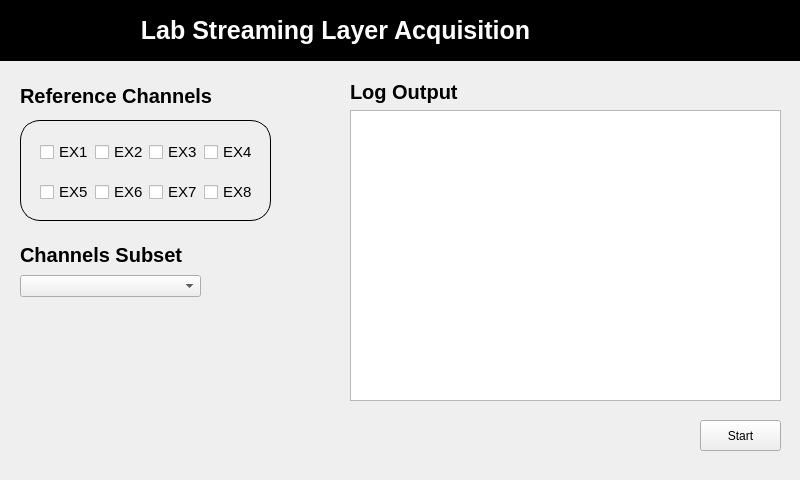
This is BionSemi_Acquisition/BioSemi_Acquisition.ui in CogniX-UP/COGNIX-Framework as Qt 5 draws it before an edit. The edited form follows.
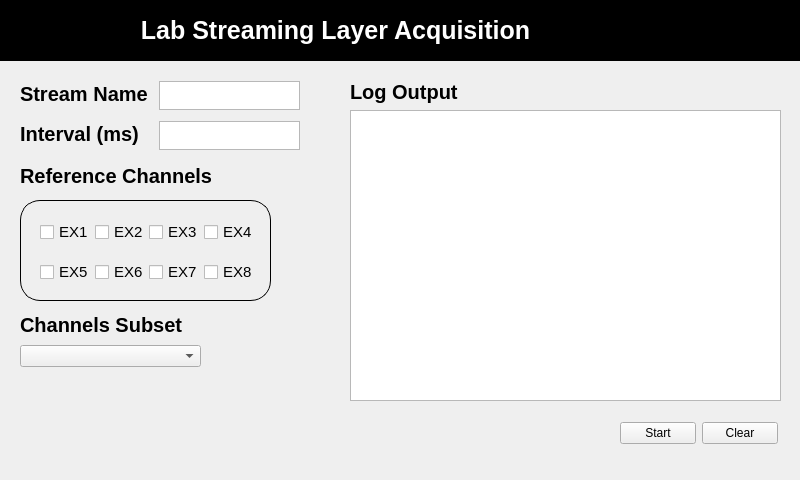
This is the edited form. Icons and pictures are not drawn.

Patch:
```diff
--- a/BionSemi_Acquisition/BioSemi_Acquisition.ui
+++ b/BionSemi_Acquisition/BioSemi_Acquisition.ui
@@ -130,7 +130,7 @@
     <property name="geometry">
      <rect>
       <x>20</x>
-      <y>80</y>
+      <y>160</y>
       <width>191</width>
       <height>31</height>
      </rect>
@@ -149,7 +149,7 @@
     <property name="geometry">
      <rect>
       <x>20</x>
-      <y>120</y>
+      <y>200</y>
       <width>251</width>
       <height>101</height>
      </rect>
@@ -323,24 +323,11 @@
      </layout>
     </widget>
    </widget>
-   <widget class="QPushButton" name="startStreamButton">
-    <property name="geometry">
-     <rect>
-      <x>700</x>
-      <y>420</y>
-      <width>81</width>
-      <height>31</height>
-     </rect>
-    </property>
-    <property name="text">
-     <string>Start</string>
-    </property>
-   </widget>
    <widget class="QWidget" name="layoutWidget">
     <property name="geometry">
      <rect>
       <x>20</x>
-      <y>240</y>
+      <y>310</y>
       <width>181</width>
       <height>57</height>
      </rect>
@@ -438,6 +425,100 @@
      </item>
     </layout>
    </widget>
+   <widget class="QWidget" name="layoutWidget">
+    <property name="geometry">
+     <rect>
+      <x>620</x>
+      <y>420</y>
+      <width>158</width>
+      <height>26</height>
+     </rect>
+    </property>
+    <layout class="QHBoxLayout" name="horizontalLayout">
+     <item>
+      <widget class="QPushButton" name="startStreamButton">
+       <property name="text">
+        <string>Start</string>
+       </property>
+      </widget>
+     </item>
+     <item>
+      <widget class="QPushButton" name="clearButton">
+       <property name="text">
+        <string>Clear</string>
+       </property>
+      </widget>
+     </item>
+    </layout>
+   </widget>
+   <widget class="QTextEdit" name="streamNameEdit">
+    <property name="geometry">
+     <rect>
+      <x>159</x>
+      <y>81</y>
+      <width>141</width>
+      <height>29</height>
+     </rect>
+    </property>
+    <property name="html">
+     <string>&lt;!DOCTYPE HTML PUBLIC &quot;-//W3C//DTD HTML 4.0//EN&quot; &quot;http://www.w3.org/TR/REC-html40/strict.dtd&quot;&gt;
+&lt;html&gt;&lt;head&gt;&lt;meta name=&quot;qrichtext&quot; content=&quot;1&quot; /&gt;&lt;meta charset=&quot;utf-8&quot; /&gt;&lt;style type=&quot;text/css&quot;&gt;
+p, li { white-space: pre-wrap; }
+hr { height: 1px; border-width: 0; }
+li.unchecked::marker { content: &quot;\2610&quot;; }
+li.checked::marker { content: &quot;\2612&quot;; }
+&lt;/style&gt;&lt;/head&gt;&lt;body style=&quot; font-family:'Segoe UI'; font-size:9pt; font-weight:400; font-style:normal;&quot;&gt;
+&lt;p style=&quot;-qt-paragraph-type:empty; margin-top:0px; margin-bottom:0px; margin-left:0px; margin-right:0px; -qt-block-indent:0; text-indent:0px;&quot;&gt;&lt;br /&gt;&lt;/p&gt;&lt;/body&gt;&lt;/html&gt;</string>
+    </property>
+   </widget>
+   <widget class="QLabel" name="streamNameLabel">
+    <property name="geometry">
+     <rect>
+      <x>20</x>
+      <y>80</y>
+      <width>129</width>
+      <height>27</height>
+     </rect>
+    </property>
+    <property name="styleSheet">
+     <string notr="true">QLabel {
+	font-size: 20px;
+	font-weight:bold;
+}</string>
+    </property>
+    <property name="text">
+     <string>Stream Name</string>
+    </property>
+   </widget>
+   <widget class="QTextEdit" name="sendIntervalEdit">
+    <property name="geometry">
+     <rect>
+      <x>159</x>
+      <y>121</y>
+      <width>141</width>
+      <height>29</height>
+     </rect>
+    </property>
+   </widget>
+   <widget class="QLabel" name="sendIntervalName">
+    <property name="geometry">
+     <rect>
+      <x>20</x>
+      <y>120</y>
+      <width>131</width>
+      <height>27</height>
+     </rect>
+    </property>
+    <property name="styleSheet">
+     <string notr="true">QLabel {
+	font-size: 20px;
+	font-weight:bold;
+}</string>
+    </property>
+    <property name="text">
+     <string>Interval (ms)</string>
+    </property>
+   </widget>
   </widget>
  </widget>
  <resources>
```
